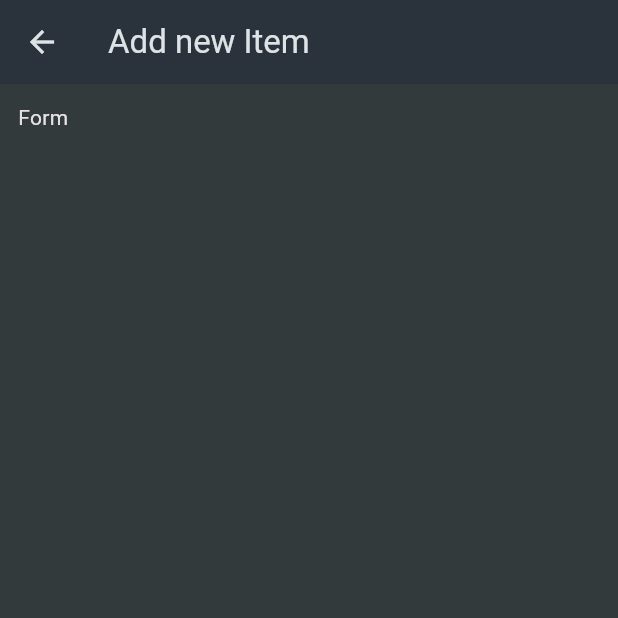
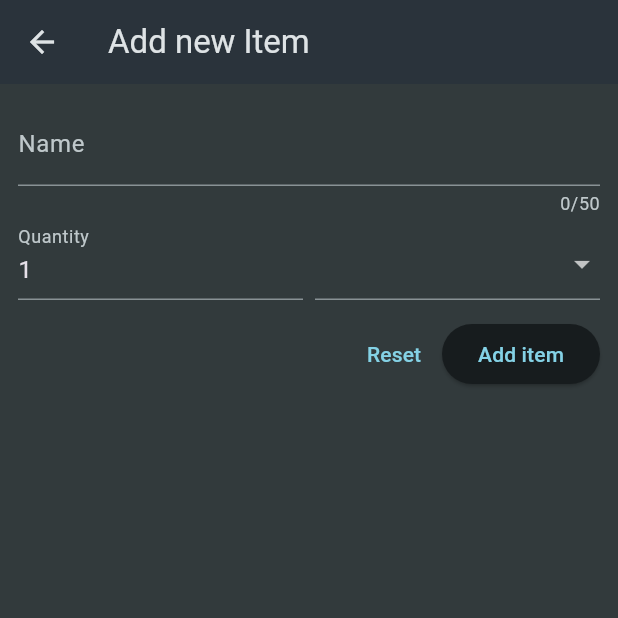
Before and after one commit to Rishi-Mishra0704/shopping_list, a Flutter app: the NewItem screen opened directly, on a phone screen of 412 x 824 dp, the top half of it. Run offline on Flutter 3.47's test engine with Material 3 defaults, Android fonts, the phone set to English and light mode, and no system bars.

Commit message:
add buttons

```diff
--- a/lib/widgets/new_item.dart
+++ b/lib/widgets/new_item.dart
@@ -1,7 +1,9 @@
 import 'package:flutter/material.dart';
+import 'package:shopping_list/data/categories.dart';
 
 class NewItem extends StatefulWidget {
-  const NewItem({super.key});
+  const NewItem({Key? key}) : super(key: key);
+
   @override
   State<NewItem> createState() {
     return _NewItemState();
@@ -17,7 +19,77 @@ class _NewItemState extends State<NewItem> {
       ),
       body: Padding(
         padding: const EdgeInsets.all(12),
-        child: const Text("Form"),
+        child: Form(
+          child: Column(
+            children: [
+              TextFormField(
+                maxLength: 50,
+                decoration: const InputDecoration(
+                  labelText: "Name",
+                ),
+                validator: (value) {
+                  return 'Demo..';
+                },
+              ),
+              Row(
+                crossAxisAlignment: CrossAxisAlignment.end,
+                children: [
+                  Expanded(
+                    child: TextFormField(
+                      decoration: const InputDecoration(
+                        labelText: 'Quantity',
+                      ),
+                      initialValue: '1',
+                    ),
+                  ),
+                  const SizedBox(
+                    width: 8,
+                  ),
+                  Expanded(
+                    child: DropdownButtonFormField(
+                      items: [
+                        for (final category in categories.entries)
+                          DropdownMenuItem(
+                            value: category.value,
+                            child: Row(
+                              children: [
+                                Container(
+                                  width: 16,
+                                  height: 16,
+                                  color: category.value.color,
+                                ),
+                                const SizedBox(
+                                  width: 6,
+                                ),
+                                Text(category.value.title),
+                              ],
+                            ),
+                          ),
+                      ],
+                      onChanged: (value) {},
+                    ),
+                  ),
+                ],
+              ),
+              const SizedBox(
+                height: 12,
+              ),
+              Row(
+                mainAxisAlignment: MainAxisAlignment.end,
+                children: [
+                  TextButton(
+                    onPressed: () {},
+                    child: const Text('Reset'),
+                  ),
+                  ElevatedButton(
+                    onPressed: () {},
+                    child: const Text('Add item'),
+                  ),
+                ],
+              ),
+            ],
+          ),
+        ),
       ),
     );
   }
```
